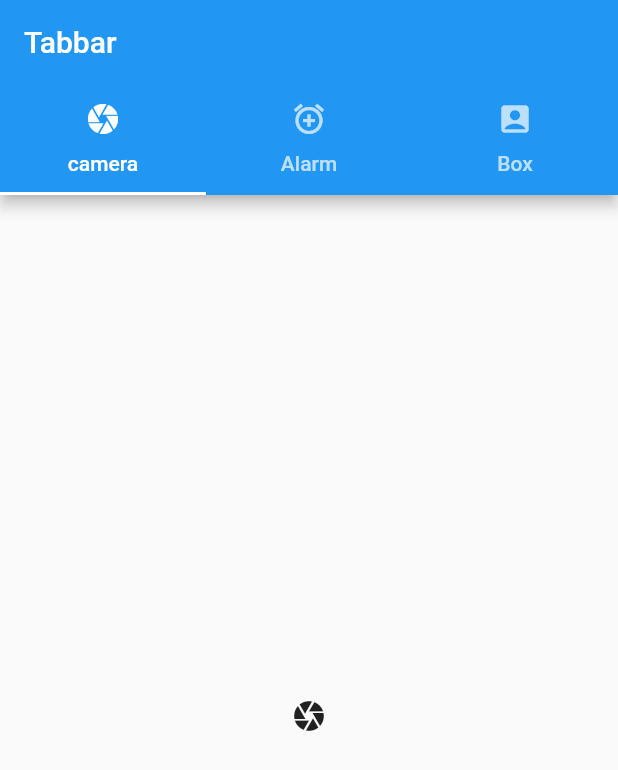
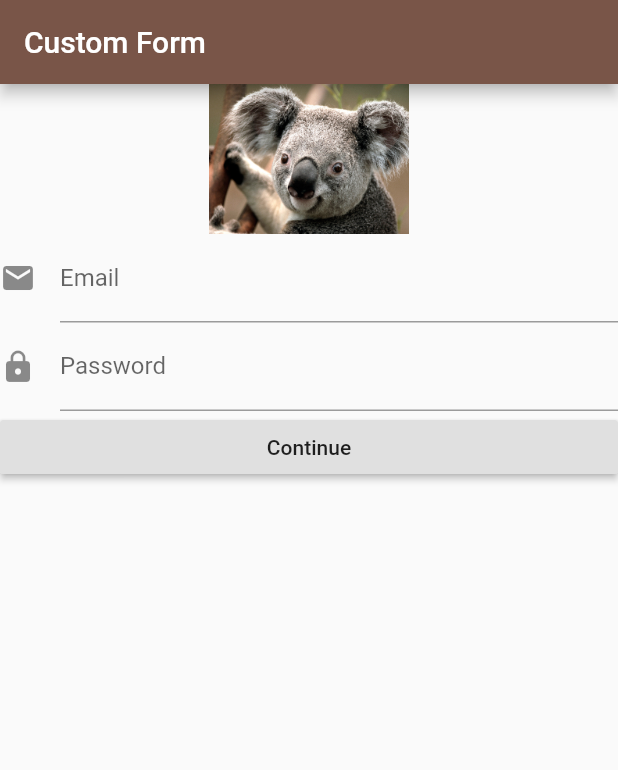
Before and after one commit to Pannita2212/lab01, a Flutter app: the screen it shows after launch, on a phone screen of 412 x 824 dp. Shown: the top 770 px of the screen. Run offline on Flutter 3.47's test engine with Material 2 defaults, Android fonts, the phone set to English and light mode, and no system bars.

Commit message:
Navigation and form

```diff
--- a/lib/main.dart
+++ b/lib/main.dart
@@ -1,4 +1,7 @@
 import 'package:flutter/material.dart';
+import './ui/first_screen.dart';
+import './ui/second_screen.dart';
+import './ui/my_custom_form.dart';
 
 void main() => runApp(MyApp());
 
@@ -7,45 +10,50 @@ class MyApp extends StatelessWidget {
   @override
   Widget build(BuildContext context) {
     return MaterialApp(
-      title: 'Hello world',
+      title: 'Flutter Demo',
+      debugShowCheckedModeBanner: false,
       theme: ThemeData(
-        primarySwatch: Colors.blue,
+        primarySwatch: Colors.brown,
       ),
-      home: MyHomePage(),
-      debugShowCheckedModeBanner: false,
+      // home: MyHomePage(),
+      initialRoute: '/',
+      routes: {
+        '/': (context) => MyCustomForm(),
+        '/second': (context) => SecondScreen(),
+      },
     );
   }
 }
 
-class MyHomePage extends StatelessWidget{
-  @override
-  Widget build(BuildContext context) {
-    return DefaultTabController(
-      length: 3,
-      child : Scaffold(
-        appBar: AppBar(
-          title: Text("Tabbar"),
-          bottom: TabBar(
-            tabs: <Widget>[
-              Tab(icon: Icon(Icons.camera),
-              text: "camera",),
-              Tab(icon: Icon(Icons.add_alarm),
-              text: "Alarm",),
-              Tab(icon: Icon(Icons.account_box),
-              text: "Box",),
-            ],
-          ),
-        ),
-        body: TabBarView(
-          children: <Widget>[
-            Icon(Icons.camera),Icon(Icons.add_alarm),Icon(Icons.account_box)
-          ],
-        ),
-        ),
-    );
-  }
+// class MyHomePage extends StatelessWidget{
+//   @override
+//   Widget build(BuildContext context) {
+//     return DefaultTabController(
+//       length: 3,
+//       child : Scaffold(
+//         appBar: AppBar(
+//           title: Text("Tabbar"),
+//           bottom: TabBar(
+//             tabs: <Widget>[
+//               Tab(icon: Icon(Icons.camera),
+//               text: "camera",),
+//               Tab(icon: Icon(Icons.add_alarm),
+//               text: "Alarm",),
+//               Tab(icon: Icon(Icons.account_box),
+//               text: "Box",),
+//             ],
+//           ),
+//         ),
+//         body: TabBarView(
+//           children: <Widget>[
+//             Icon(Icons.camera),Icon(Icons.add_alarm),Icon(Icons.account_box)
+//           ],
+//         ),
+//         ),
+//     );
+//   }
 
-}
+// }
 
 // class MyHomePage extends StatefulWidget {
 //   @override
--- /dev/null
+++ b/lib/ui/my_custom_form.dart
@@ -0,0 +1,74 @@
+import 'package:flutter/material.dart';
+
+class MyCustomForm extends StatefulWidget {
+  @override
+  MyCustomFormState createState() {
+    return MyCustomFormState();
+  }
+}
+
+class MyCustomFormState extends State<MyCustomForm> {
+  final _formKey = GlobalKey<FormState>();
+
+  @override
+  Widget build(BuildContext context) {
+    return Scaffold(
+      appBar: AppBar(
+        title: Text("Custom Form"),
+      ),
+      body: Form(
+        key: _formKey,
+        child: ListView(
+          children: <Widget>[
+            Image.asset(
+              "resources/Koala.jpg",
+              height: 100,
+            ),
+            TextFormField(
+              decoration: InputDecoration(
+                labelText: "Email",
+                hintText: "Please input your email",
+                icon: Icon(Icons.email),
+              ),
+              keyboardType: TextInputType.emailAddress,
+              validator: (value) {
+                //add conditions when user input here!!
+                if (value.isEmpty) {
+                  return "Please input value";
+                }
+              },
+            ),
+            TextFormField(
+              decoration: InputDecoration(
+                labelText: "Password",
+                hintText: "Please input your password",
+                icon: Icon(Icons.lock),
+              ),
+              keyboardType: TextInputType.text,
+              obscureText: true,
+              validator: (value) {
+                if (value.isEmpty) {
+                  return "Please input value";
+                }
+              },
+            ),
+            RaisedButton(
+              child: Text("Continue"),
+              onPressed: () {
+                _formKey.currentState.validate();
+              },
+            ),
+            // Center(
+            //   child: FlatButton(
+            //     child: Text("back to first screen"),
+            //     onPressed: () {
+            //       Navigator.pop(context);
+            //     },
+            //   ),
+            // ),
+          ],
+        ),
+      ),
+    );
+  }
+}
--- a/pubspec.yaml
+++ b/pubspec.yaml
@@ -37,7 +37,8 @@ flutter:
   uses-material-design: true
 
   # To add assets to your application, add an assets section, like this:
-  # assets:
+  assets:
+    - resources/
   #  - images/a_dot_burr.jpeg
   #  - images/a_dot_ham.jpeg
 
```
Also changed, not shown: lib/ui/detail_screen.dart (added, +23 -0 lines), lib/ui/first_screen.dart (added, +26 -0 lines), lib/ui/second_screen.dart (added, +20 -0 lines), resources/Koala.jpg (added).
